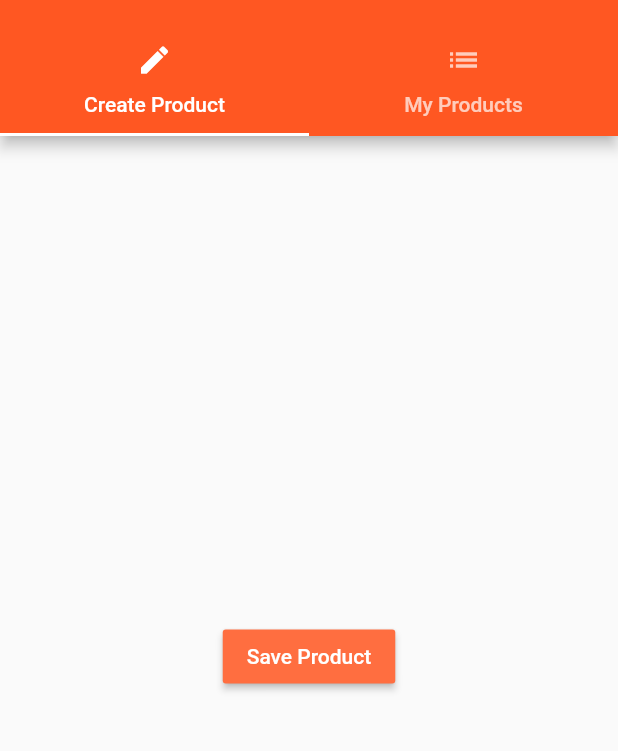
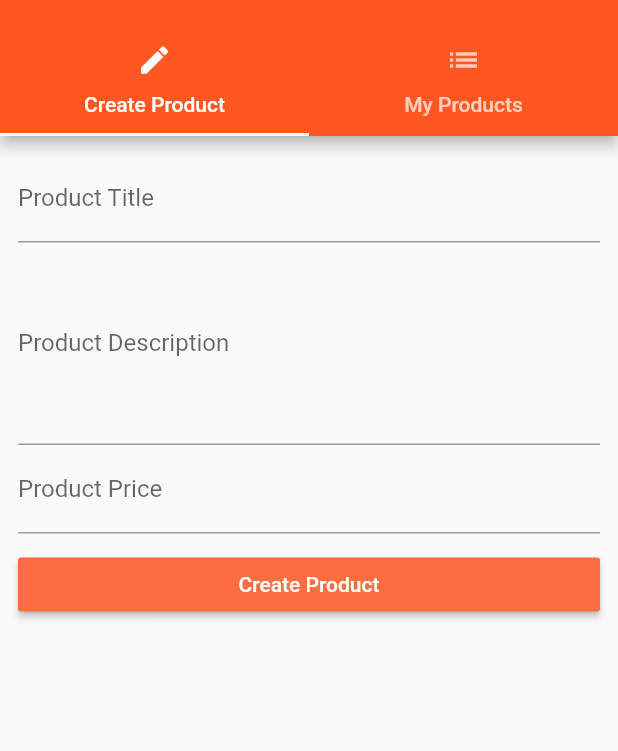
Before and after one commit to khorotyan/shoppingapp, a Flutter app: the ProductsAdminPage screen opened by its route, on a phone screen of 412 x 824 dp, the part 59-810 px from its top. Run offline on Flutter 3.47's test engine with Material 2 defaults, Android fonts, the phone set to English and light mode, and no system bars.

Commit message:
Input added to the product creation page

```diff
--- a/simple_flutter_list/lib/pages/auth_page.dart
+++ b/simple_flutter_list/lib/pages/auth_page.dart
@@ -1,6 +1,4 @@
 import 'package:flutter/material.dart';
-
-import './products_page.dart';
 
 class AuthPage extends StatelessWidget {
   @override
--- a/simple_flutter_list/lib/pages/product_create_page.dart
+++ b/simple_flutter_list/lib/pages/product_create_page.dart
@@ -1,29 +1,54 @@
 import 'package:flutter/material.dart';
 
-class ProductCreatePage extends StatelessWidget {
+class ProductCreatePage extends StatefulWidget {
+  @override
+  State<StatefulWidget> createState() {
+    return _ProductCreatePageState();
+  }
+}
+
+class _ProductCreatePageState extends State<ProductCreatePage> {
+  String title = '';
+  String description = '';
+  double price = 0.0;
+
   @override
   Widget build(BuildContext context) {
     // Return the body of the page, because this is a tab
     //  no need for a Scaffold and appBar
-    return Center(
-        child: RaisedButton(
-            color: Theme.of(context).accentColor,
-            child: Text('Save Product', style: TextStyle(color: Colors.white)),
-            onPressed: () {
-              showModalBottomSheet(
-                  context: context,
-                  builder: (BuildContext context) {
-                    return Column(
-                      mainAxisAlignment: MainAxisAlignment.center,
-                      children: <Widget>[
-                        Image.asset('images/img512_512.png',
-                            width: 256.0, height: 256.0),
-                        Container(
-                            padding: EdgeInsets.all(12.0),
-                            child: Text('Product created!'))
-                      ],
-                    );
-                  });
-            }));
+    return Container(
+        margin: EdgeInsets.all(12.0),
+        child: ListView(children: <Widget>[
+          TextField(
+              decoration: InputDecoration(labelText: 'Product Title'),
+              onChanged: (String value) {
+                setState(() {
+                  title = value;
+                });
+              }),
+          TextField(
+              decoration: InputDecoration(labelText: 'Product Description'),
+              maxLines: 5,
+              onChanged: (String value) {
+                setState(() {
+                  description = value;
+                });
+              }),
+          TextField(
+              decoration: InputDecoration(labelText: 'Product Price'),
+              keyboardType: TextInputType.number,
+              onChanged: (String value) {
+                setState(() {
+                  price = double.parse(value);
+                });
+              }),
+          Container(
+              padding: EdgeInsets.only(top: 10.0),
+              child: RaisedButton(
+                  color: Theme.of(context).accentColor,
+                  child: Text('Create Product',
+                      style: TextStyle(color: Colors.white)),
+                  onPressed: () {}))
+        ]));
   }
 }
```
